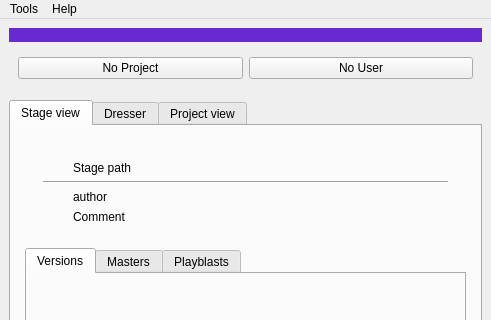
First picture: the form in ui/pipeline_main_UI.ui, repository liorbenhorin/pipeline, before the edit; both pictures show x 0 to 491 and y 0 to 320 of the 491 by 984 pixel window.
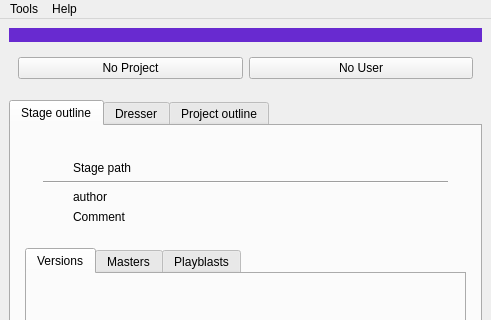
Second picture: the form after the edit.

Diff of the .ui file:
```diff
--- a/ui/pipeline_main_UI.ui
+++ b/ui/pipeline_main_UI.ui
@@ -140,7 +140,7 @@
       </property>
       <widget class="QWidget" name="tab">
        <attribute name="title">
-        <string>Stage view</string>
+        <string>Stage outline</string>
        </attribute>
        <layout class="QVBoxLayout" name="verticalLayout_2">
         <property name="leftMargin">
@@ -490,7 +490,7 @@
       </widget>
       <widget class="QWidget" name="tab_4">
        <attribute name="title">
-        <string>Project view</string>
+        <string>Project outline</string>
        </attribute>
        <layout class="QVBoxLayout" name="verticalLayout">
         <property name="leftMargin">
```
